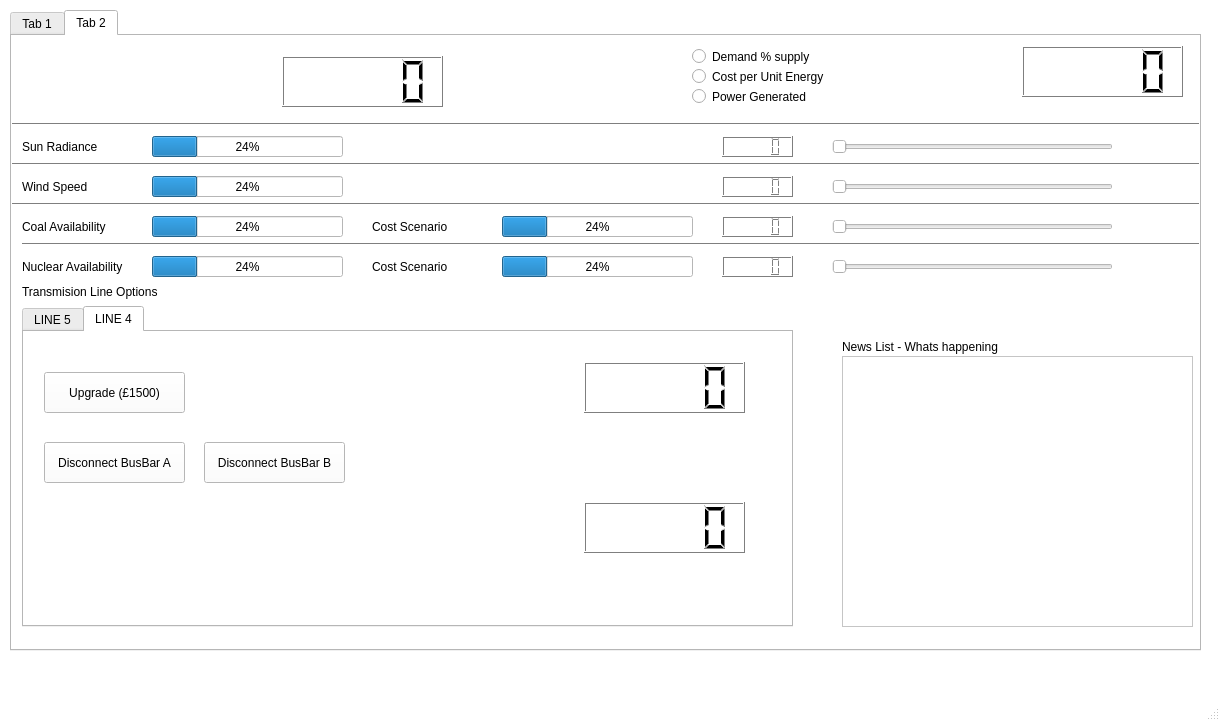
This is mainwindow.ui in EEE318-project-grp12-2026/Grid-Simulator-Control-Interface as Qt 5 draws it before an edit. The edited form follows.
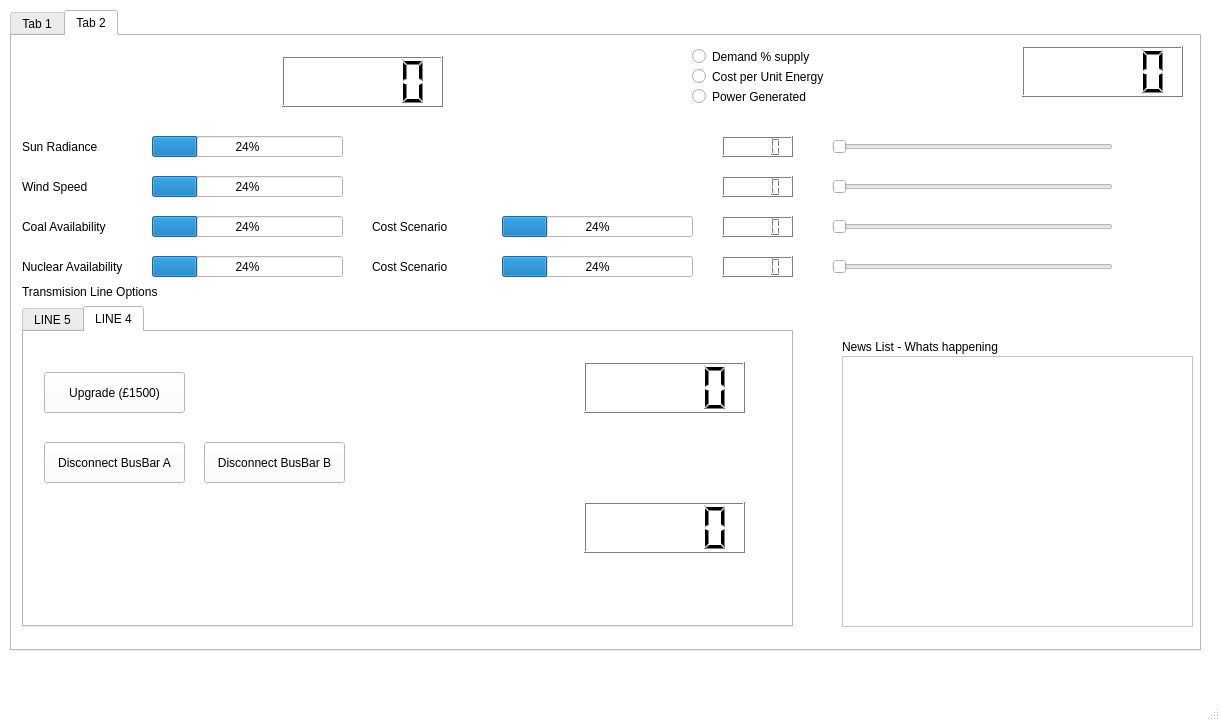
This is the edited form. The open tabs and pages were chosen to show the change.

What changed in the file:
```diff
--- a/mainwindow.ui
+++ b/mainwindow.ui
@@ -963,58 +963,6 @@
        <enum>Qt::Orientation::Horizontal</enum>
       </property>
      </widget>
-     <widget class="Line" name="line">
-      <property name="geometry">
-       <rect>
-        <x>0</x>
-        <y>80</y>
-        <width>1191</width>
-        <height>16</height>
-       </rect>
-      </property>
-      <property name="orientation">
-       <enum>Qt::Orientation::Horizontal</enum>
-      </property>
-     </widget>
-     <widget class="Line" name="line_2">
-      <property name="geometry">
-       <rect>
-        <x>0</x>
-        <y>120</y>
-        <width>1191</width>
-        <height>16</height>
-       </rect>
-      </property>
-      <property name="orientation">
-       <enum>Qt::Orientation::Horizontal</enum>
-      </property>
-     </widget>
-     <widget class="Line" name="line_3">
-      <property name="geometry">
-       <rect>
-        <x>-30</x>
-        <y>160</y>
-        <width>1221</width>
-        <height>16</height>
-       </rect>
-      </property>
-      <property name="orientation">
-       <enum>Qt::Orientation::Horizontal</enum>
-      </property>
-     </widget>
-     <widget class="Line" name="line_4">
-      <property name="geometry">
-       <rect>
-        <x>10</x>
-        <y>200</y>
-        <width>1221</width>
-        <height>16</height>
-       </rect>
-      </property>
-      <property name="orientation">
-       <enum>Qt::Orientation::Horizontal</enum>
-      </property>
-     </widget>
      <widget class="QRadioButton" name="radioButton">
       <property name="geometry">
        <rect>
```
Left out of the diff: 2 changed lines with no effect on the pictures.
